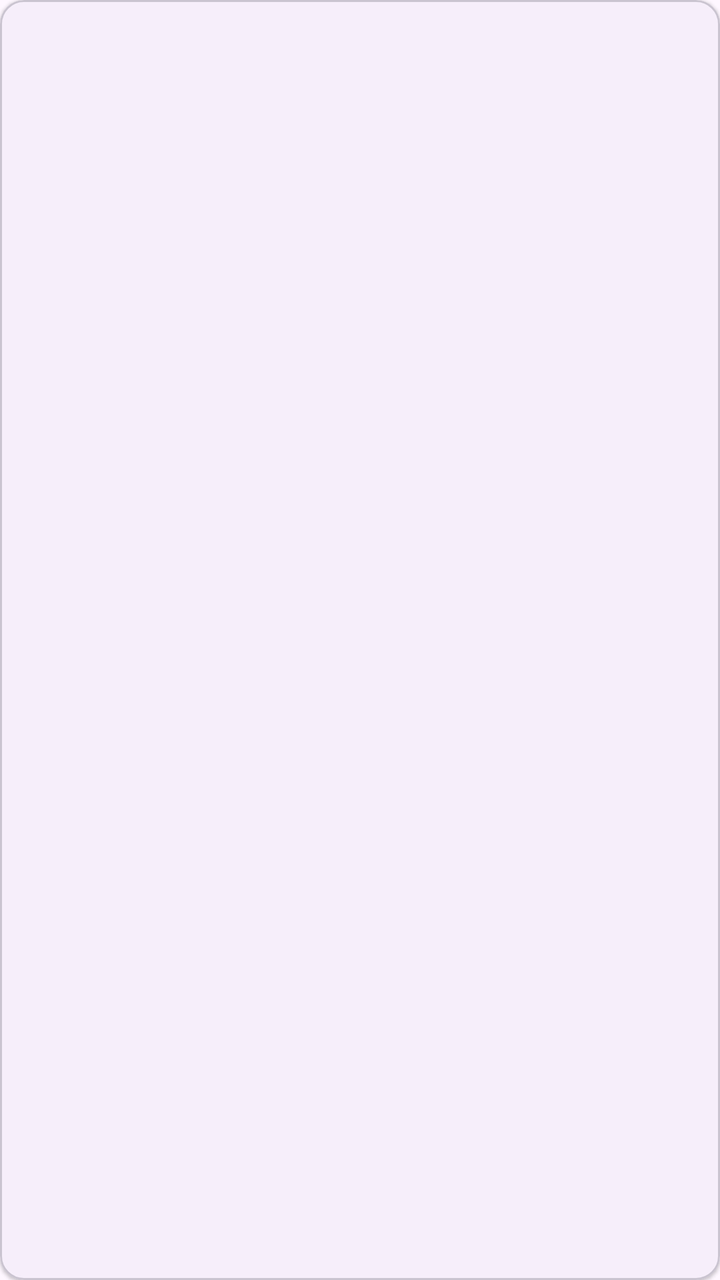
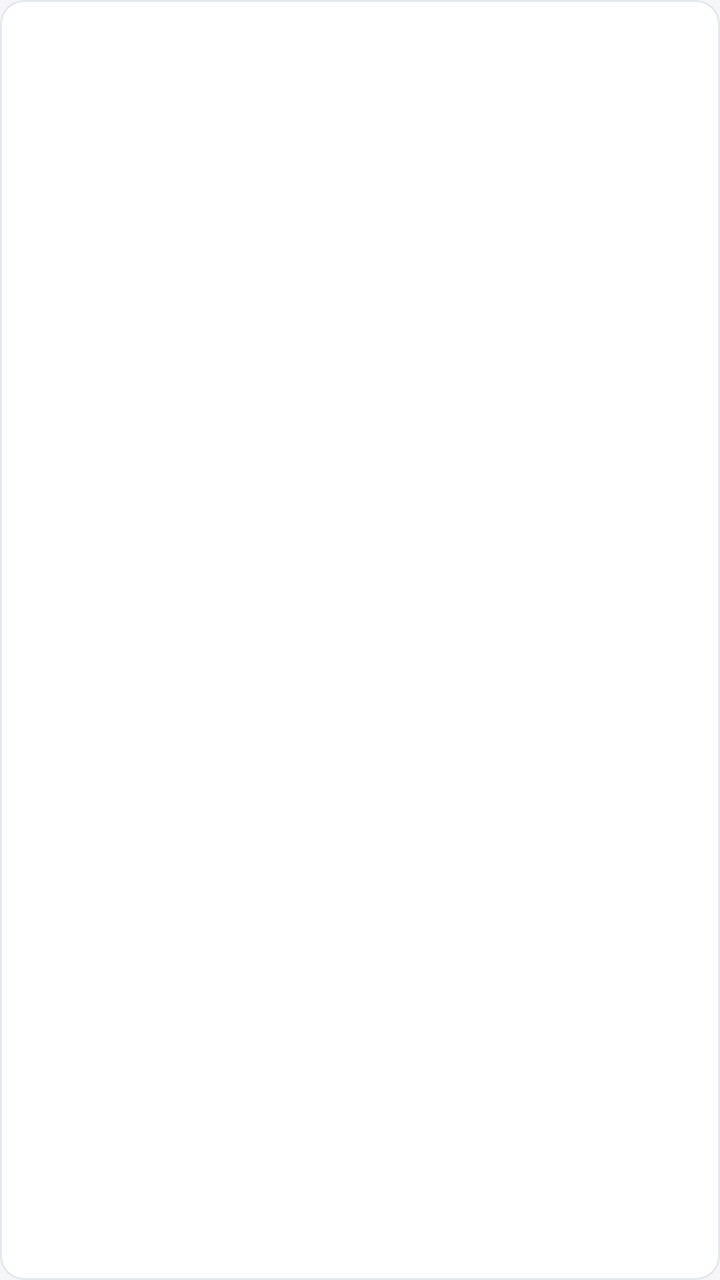

An Android layout rendered at two revisions. The XML below is the earlier revision; the diff shows what the commit changed to produce the second picture.
<!-- AndroidManifest.xml: application theme Theme.PKotlinApp -->
<!-- res/layout/item_market.xml -->
<?xml version="1.0" encoding="utf-8"?>
<com.google.android.material.card.MaterialCardView xmlns:android="http://schemas.android.com/apk/res/android"
    xmlns:app="http://schemas.android.com/apk/res-auto"
    android:layout_width="match_parent"
    android:layout_height="wrap_content"
    android:layout_marginBottom="10dp"
    app:cardCornerRadius="12dp"
    app:cardElevation="1dp">

    <LinearLayout
        android:layout_width="match_parent"
        android:layout_height="wrap_content"
        android:orientation="vertical"
        android:padding="14dp">

        <LinearLayout
            android:layout_width="match_parent"
            android:layout_height="wrap_content"
            android:gravity="center_vertical"
            android:orientation="horizontal">

            <TextView
                android:id="@+id/category"
                android:layout_width="0dp"
                android:layout_height="wrap_content"
                android:layout_weight="1"
                android:textAppearance="?attr/textAppearanceLabelMedium"
                android:textColor="@color/brand_primary" />

            <TextView
                android:id="@+id/version"
                android:layout_width="wrap_content"
                android:layout_height="wrap_content"
                android:textAppearance="?attr/textAppearanceBodySmall"
                android:textColor="@color/text_secondary" />
        </LinearLayout>

        <TextView
            android:id="@+id/title"
            android:layout_width="match_parent"
            android:layout_height="wrap_content"
            android:layout_marginTop="2dp"
            android:textAppearance="?attr/textAppearanceTitleMedium" />

        <TextView
            android:id="@+id/vendor"
            android:layout_width="match_parent"
            android:layout_height="wrap_content"
            android:layout_marginTop="2dp"
            android:textAppearance="?attr/textAppearanceBodySmall"
            android:textColor="@color/text_secondary" />

        <TextView
            android:id="@+id/compatibility"
            android:layout_width="match_parent"
            android:layout_height="wrap_content"
            android:layout_marginTop="6dp"
            android:textAppearance="?attr/textAppearanceBodySmall" />

        <TextView
            android:id="@+id/description"
            android:layout_width="match_parent"
            android:layout_height="wrap_content"
            android:layout_marginTop="4dp"
            android:textAppearance="?attr/textAppearanceBodySmall"
            android:textColor="@color/text_secondary" />

    </LinearLayout>

</com.google.android.material.card.MaterialCardView>
<!-- resources referenced by this layout -->
<resources>
  <color name="brand_primary">#3F51B5</color>
  <color name="text_secondary">#6B7280</color>
  <style name="Theme.PKotlinApp" parent="Theme.Material3.DayNight.NoActionBar">
          <item name="android:windowBackground">?attr/colorSurface</item>
      </style>
</resources>

<!-- the commit's change to res/layout/item_market.xml (unified diff, before → after) -->
@@ -1,11 +1,12 @@
 <?xml version="1.0" encoding="utf-8"?>
-<com.google.android.material.card.MaterialCardView xmlns:android="http://schemas.android.com/apk/res/android"
+<com.google.android.material.card.MaterialCardView
+    style="@style/Widget.App.Card" xmlns:android="http://schemas.android.com/apk/res/android"
     xmlns:app="http://schemas.android.com/apk/res-auto"
     android:layout_width="match_parent"
     android:layout_height="wrap_content"
     android:layout_marginBottom="10dp"
     app:cardCornerRadius="12dp"
-    app:cardElevation="1dp">
+    app:cardElevation="0dp">
 
     <LinearLayout
         android:layout_width="match_parent"
@@ -24,14 +25,14 @@
                 android:layout_width="0dp"
                 android:layout_height="wrap_content"
                 android:layout_weight="1"
-                android:textAppearance="?attr/textAppearanceLabelMedium"
-                android:textColor="@color/brand_primary" />
+                android:textAppearance="@style/TextAppearance.App.Caption"
+                android:textColor="@color/primary" />
 
             <TextView
                 android:id="@+id/version"
                 android:layout_width="wrap_content"
                 android:layout_height="wrap_content"
-                android:textAppearance="?attr/textAppearanceBodySmall"
+                android:textAppearance="@style/TextAppearance.App.Caption"
                 android:textColor="@color/text_secondary" />
         </LinearLayout>
 
@@ -40,14 +41,14 @@
             android:layout_width="match_parent"
             android:layout_height="wrap_content"
             android:layout_marginTop="2dp"
-            android:textAppearance="?attr/textAppearanceTitleMedium" />
+            android:textAppearance="@style/TextAppearance.App.Headline" />
 
         <TextView
             android:id="@+id/vendor"
             android:layout_width="match_parent"
             android:layout_height="wrap_content"
             android:layout_marginTop="2dp"
-            android:textAppearance="?attr/textAppearanceBodySmall"
+            android:textAppearance="@style/TextAppearance.App.Caption"
             android:textColor="@color/text_secondary" />
 
         <TextView
@@ -55,14 +56,14 @@
             android:layout_width="match_parent"
             android:layout_height="wrap_content"
             android:layout_marginTop="6dp"
-            android:textAppearance="?attr/textAppearanceBodySmall" />
+            android:textAppearance="@style/TextAppearance.App.Caption" />
 
         <TextView
             android:id="@+id/description"
             android:layout_width="match_parent"
             android:layout_height="wrap_content"
             android:layout_marginTop="4dp"
-            android:textAppearance="?attr/textAppearanceBodySmall"
+            android:textAppearance="@style/TextAppearance.App.Caption"
             android:textColor="@color/text_secondary" />
 
     </LinearLayout>
<!-- resource entries referenced after the edit -->
@@ -1,9 +1,123 @@
 <!-- resources referenced by this layout -->
 <resources>
-  <color name="brand_primary">#3F51B5</color>
-  <color name="text_secondary">#6B7280</color>
+  <color name="primary">#175CD3</color>
+  <color name="text_secondary">#475467</color>
+  <style name="TextAppearance.App.Caption" parent="@android:style/TextAppearance">
+          <item name="android:textSize">13sp</item>
+          <item name="android:textColor">@color/text_secondary</item>
+          <item name="android:fontFamily">sans-serif</item>
+          <item name="android:lineSpacingExtra">5dp</item>
+          <item name="android:lineSpacingMultiplier">1.0</item>
+      </style>
+  <style name="TextAppearance.App.Headline" parent="@android:style/TextAppearance">
+          <item name="android:textSize">22sp</item>
+          <item name="android:textColor">@color/text_primary</item>
+          <item name="android:fontFamily">sans-serif-medium</item>
+          <item name="android:lineSpacingExtra">6dp</item>
+          <item name="android:lineSpacingMultiplier">1.0</item>
+      </style>
+  <style name="Widget.App.Card" parent="Widget.Material3.CardView.Outlined">
+          <item name="cardBackgroundColor">@color/surface</item>
+          <item name="strokeColor">@color/divider</item>
+          <item name="strokeWidth">@dimen/stroke_1</item>
+          <item name="cardCornerRadius">@dimen/radius_12</item>
+          <item name="cardElevation">@dimen/elevation_0</item>
+          <item name="android:stateListAnimator">@null</item>
+          <item name="rippleColor">@color/overlay_pressed</item>
+      </style>
   <style name="Theme.PKotlinApp" parent="Theme.Material3.DayNight.NoActionBar">
-          <item name="android:windowBackground">?attr/colorSurface</item>
+          <item name="android:windowBackground">@color/canvas</item>
+          <item name="android:statusBarColor">@android:color/transparent</item>
+          <item name="android:navigationBarColor">@color/canvas</item>
+          <item name="android:colorAccent">@color/primary</item>
+  
+          <item name="colorPrimary">@color/primary</item>
+          <item name="colorOnPrimary">@color/on_primary</item>
+          <item name="colorPrimaryContainer">@color/chart_band</item>
+          <item name="colorOnPrimaryContainer">@color/primary_text</item>
+          <item name="colorSecondary">@color/primary</item>
+          <item name="colorOnSecondary">@color/on_primary</item>
+          <item name="colorSurface">@color/surface</item>
+          <item name="colorSurfaceVariant">@color/surface_sunken</item>
+          <item name="colorOnSurface">@color/text_primary</item>
+          <item name="colorOnSurfaceVariant">@color/text_secondary</item>
+          <item name="colorOutline">@color/border</item>
+          <item name="colorError">@color/danger</item>
+          <item name="colorErrorContainer">@color/danger_bg</item>
+          <item name="colorOnErrorContainer">@color/danger</item>
+          <item name="android:textColorPrimary">@color/text_primary</item>
+          <item name="android:textColorSecondary">@color/text_secondary</item>
+          <item name="android:textColorHint">@color/text_tertiary</item>
+  
+          <item name="materialButtonStyle">@style/Widget.App.Button.Primary</item>
+          <item name="materialButtonOutlinedStyle">@style/Widget.App.Button.Secondary</item>
+          <item name="materialCardViewStyle">@style/Widget.App.Card</item>
+          <item name="chipStyle">@style/Widget.App.Chip</item>
+      </style>
+  <color name="text_primary">#101828</color>
+  <color name="surface">#FFFFFF</color>
+  <color name="divider">#E4E7EC</color>
+  <dimen name="stroke_1">1dp</dimen>
+  <dimen name="radius_12">12dp</dimen>
+  <dimen name="elevation_0">0dp</dimen>
+  <color name="overlay_pressed">#0F101828</color>
+  <color name="canvas">#F4F6F9</color>
+  <color name="on_primary">#FFFFFF</color>
+  <color name="chart_band">#E8EFFB</color>
+  <color name="primary_text">#175CD3</color>
+  <color name="surface_sunken">#EEF1F5</color>
+  <color name="border">#D0D5DD</color>
+  <color name="danger">#B42318</color>
+  <color name="danger_bg">#FEF3F2</color>
+  <color name="text_tertiary">#667085</color>
+  <style name="Widget.App.Button.Primary" parent="Widget.Material3.Button">
+          <item name="android:minHeight">@dimen/button_h</item>
+          <item name="android:insetTop">0dp</item>
+          <item name="android:insetBottom">0dp</item>
+          <item name="android:elevation">0dp</item>
+          <item name="android:textAppearance">@style/TextAppearance.App.Button</item>
+          <item name="backgroundTint">@color/btn_primary_bg</item>
+          <item name="android:textColor">@color/btn_primary_text</item>
+          <item name="cornerRadius">@dimen/radius_12</item>
+          <item name="rippleColor">@color/overlay_pressed</item>
+      </style>
+  <style name="Widget.App.Button.Secondary" parent="Widget.Material3.Button.OutlinedButton">
+          <item name="android:minHeight">@dimen/button_h</item>
+          <item name="android:insetTop">0dp</item>
+          <item name="android:insetBottom">0dp</item>
+          <item name="android:elevation">0dp</item>
+          <item name="android:textAppearance">@style/TextAppearance.App.Button</item>
+          <item name="backgroundTint">@android:color/transparent</item>
+          <item name="android:textColor">@color/btn_secondary_text</item>
+          <item name="strokeColor">@color/border_strong</item>
+          <item name="strokeWidth">@dimen/stroke_1</item>
+          <item name="cornerRadius">@dimen/radius_12</item>
+          <item name="rippleColor">@color/overlay_pressed</item>
+      </style>
+  <style name="Widget.App.Chip" parent="Widget.Material3.Chip.Filter">
+          <item name="chipBackgroundColor">@color/chip_bg</item>
+          <item name="chipStrokeColor">@color/chip_stroke</item>
+          <item name="chipStrokeWidth">@dimen/stroke_1</item>
+          <item name="android:textAppearance">@style/TextAppearance.App.Caption</item>
+          <item name="android:textColor">@color/chip_text</item>
+          <item name="chipMinHeight">@dimen/chip_h</item>
+          <item name="chipCornerRadius">@dimen/radius_pill</item>
+          <item name="checkedIconVisible">false</item>
+      </style>
+  <dimen name="button_h">48dp</dimen>
+  <style name="TextAppearance.App.Button" parent="@style/TextAppearance.App.Body">
+          <item name="android:fontFamily">sans-serif-medium</item>
+          <item name="android:lineSpacingExtra">0dp</item>
+      </style>
+  <color name="border_strong">#8A93A2</color>
+  <dimen name="chip_h">32dp</dimen>
+  <dimen name="radius_pill">999dp</dimen>
+  <style name="TextAppearance.App.Body" parent="@android:style/TextAppearance">
+          <item name="android:textSize">17sp</item>
+          <item name="android:textColor">@color/text_primary</item>
+          <item name="android:fontFamily">sans-serif</item>
+          <item name="android:lineSpacingExtra">7dp</item>
+          <item name="android:lineSpacingMultiplier">1.0</item>
       </style>
 </resources>
 
